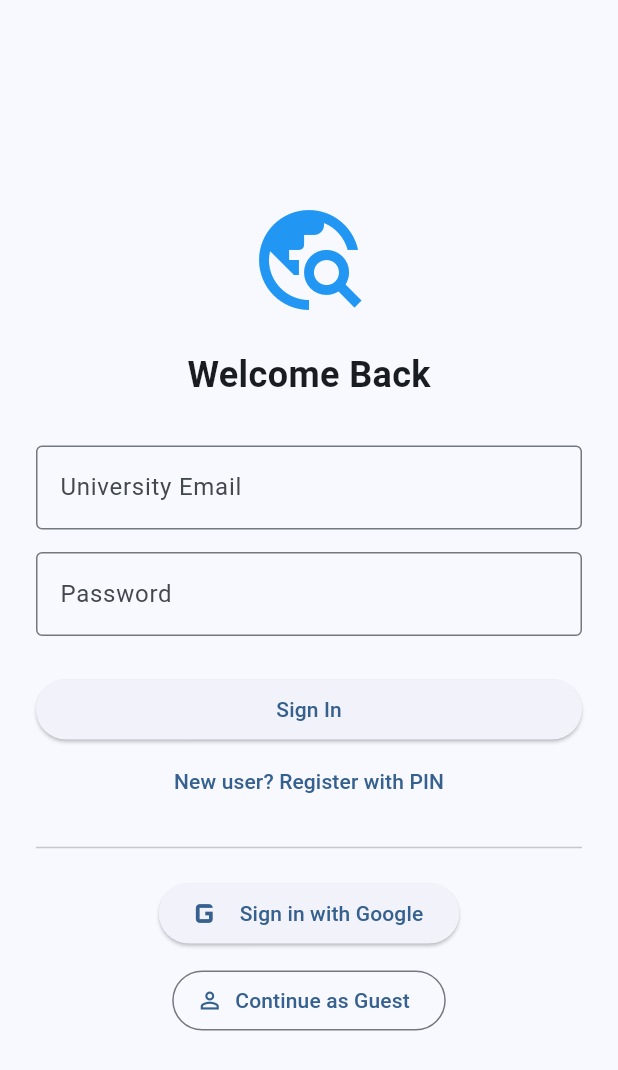
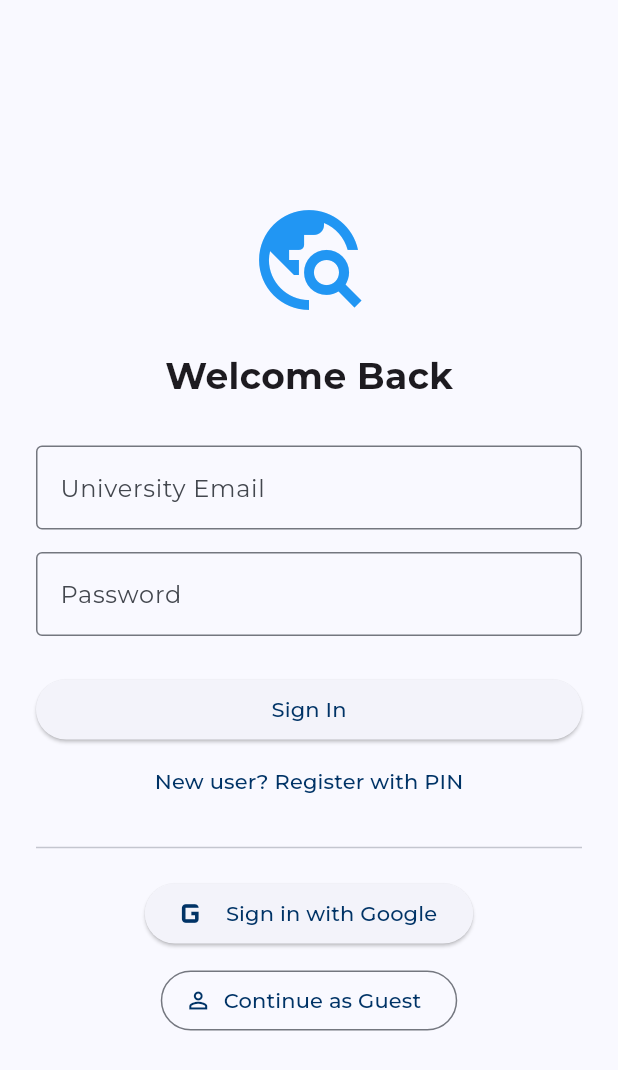
Before and after one commit to BrnToLrn/university-lost-and-found, a Flutter app: the screen it shows after launch, on a phone screen of 412 x 824 dp. Shown: the top 1070 px of the screen. Run offline on Flutter 3.47's test engine with Material 3 defaults, Android fonts, the phone set to English and light mode, and no system bars; our stand-ins replace google_fonts, supabase_flutter; accounts and stored records are empty.

Commit message:
added dependency from pub.dev and modify the main.dart and auth_gate.dart

```diff
--- a/lib/main.dart
+++ b/lib/main.dart
@@ -1,18 +1,20 @@
 import 'package:flutter/material.dart';
 import 'package:supabase_flutter/supabase_flutter.dart';
+import 'package:google_fonts/google_fonts.dart'; //
 import 'screens/auth_gate.dart';
 
 void main() async {
   WidgetsFlutterBinding.ensureInitialized();
 
   await Supabase.initialize(
-    url: 'https://kptcqhdiszsjzqyxszjg.supabase.co',
-    anonKey: 'sb_publishable_l8T-n4Ro0ChubQx5ExIIqw_mSeTqCGi',
+    url: 'https://kptcqhdiszsjzqyxszjg.supabase.co', //
+    anonKey: 'sb_publishable_l8T-n4Ro0ChubQx5ExIIqw_mSeTqCGi', //
   );
 
   runApp(const MyApp());
 }
 
+// Global access to Supabase client
 final supabase = Supabase.instance.client;
 
 class MyApp extends StatelessWidget {
@@ -24,8 +26,13 @@ class MyApp extends StatelessWidget {
       debugShowCheckedModeBanner: false,
       title: 'ADDU Lost & Found',
       theme: ThemeData(
-        colorScheme: ColorScheme.fromSeed(seedColor: Colors.blue),
         useMaterial3: true,
+        textTheme: GoogleFonts.montserratTextTheme(Theme.of(context).textTheme),
+        colorScheme: ColorScheme.fromSeed(
+          seedColor: const Color(0xFF003366), // ADDU Blue
+          primary: const Color(0xFF003366),
+          secondary: const Color(0xFFFFCC00), // ADDU Gold
+        ),
       ),
       home: const AuthGate(),
     );
--- a/lib/screens/auth_gate.dart
+++ b/lib/screens/auth_gate.dart
@@ -1,4 +1,5 @@
 import 'package:flutter/material.dart';
+import 'package:supabase_flutter/supabase_flutter.dart'; //
 import '../main.dart';
 import 'auth_screen.dart';
 import 'dashboard_screen.dart';
@@ -8,13 +9,17 @@ class AuthGate extends StatelessWidget {
 
   @override
   Widget build(BuildContext context) {
-    return StreamBuilder(
+    return StreamBuilder<AuthState>(
+      // Listens for login/logout changes in real-time
       stream: supabase.auth.onAuthStateChange,
       builder: (context, snapshot) {
         final session = supabase.auth.currentSession;
+
         if (session != null) {
           return const DashboardScreen();
         }
+
+        // Otherwise, stay on the login screen
         return const AuthScreen();
       },
     );
--- a/lib/screens/dashboard_screen.dart
+++ b/lib/screens/dashboard_screen.dart
@@ -19,11 +19,13 @@ class DashboardScreen extends StatelessWidget {
       body: StreamBuilder<List<Map<String, dynamic>>>(
         stream: supabase.from('items').stream(primaryKey: ['id']),
         builder: (context, snapshot) {
-          if (!snapshot.hasData)
+          if (!snapshot.hasData) {
             return const Center(child: CircularProgressIndicator());
+          }
           final items = snapshot.data!;
-          if (items.isEmpty)
+          if (items.isEmpty) {
             return const Center(child: Text('No items found.'));
+          }
 
           return ListView.builder(
             itemCount: items.length,
--- a/lib/screens/login_page.dart
+++ b/lib/screens/login_page.dart
@@ -22,12 +22,13 @@ class _LoginPageState extends State<LoginPage> {
           email: _emailController.text.trim(),
           password: _passwordController.text.trim(),
         );
-        if (mounted)
+        if (mounted) {
           ScaffoldMessenger.of(context).showSnackBar(
             const SnackBar(
               content: Text('Registration successful! Check your email.'),
             ),
           );
+        }
       } else {
         await supabase.auth.signInWithPassword(
           email: _emailController.text.trim(),
@@ -35,6 +36,7 @@ class _LoginPageState extends State<LoginPage> {
         );
       }
     } on AuthException catch (e) {
+      if (!mounted) return;
       ScaffoldMessenger.of(context).showSnackBar(
         SnackBar(content: Text(e.message), backgroundColor: Colors.red),
       );
--- a/pubspec.yaml
+++ b/pubspec.yaml
@@ -13,6 +13,9 @@ dependencies:
 
   cupertino_icons: ^1.0.8
   supabase_flutter: ^2.12.0
+  authentication_buttons: ^0.0.5
+  flutter_auth_ui_kit: ^1.0.0
+  google_fonts: ^8.0.2
 
 dev_dependencies:
   flutter_test:
```
Also changed, not shown: pubspec.lock, 1 other file.
